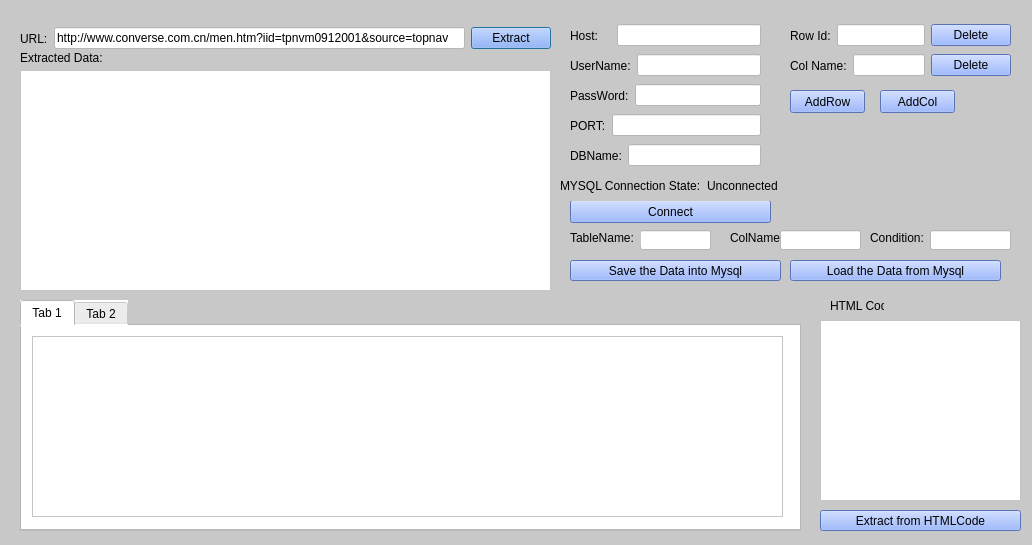
Before: the Qt Designer form MainWindow.ui in WebCatch/WebCatch-PythonVersion-, drawn with Qt 5.
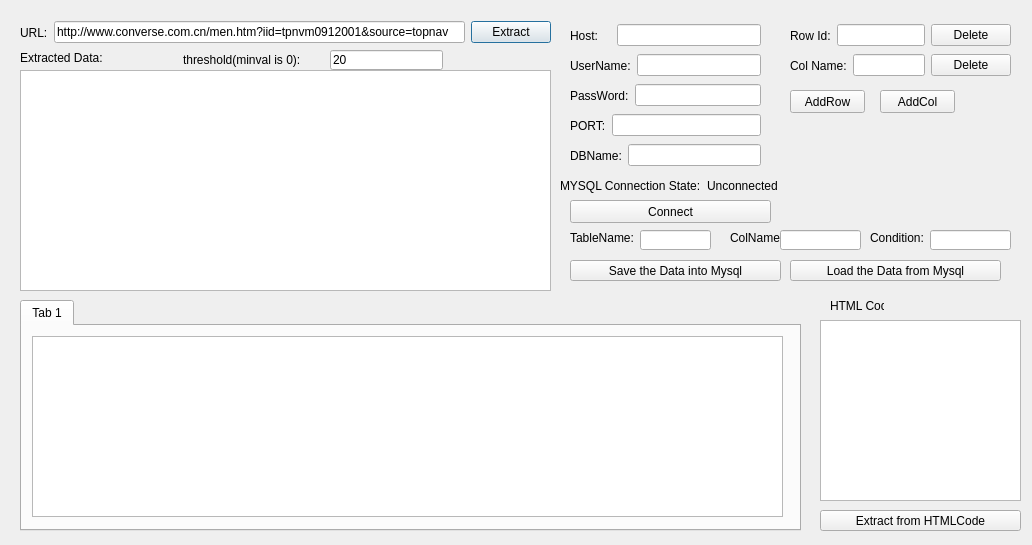
After: the same form once the commit is applied. Icons and pictures are not drawn.

What changed in the file:
```diff
--- a/MainWindow.ui
+++ b/MainWindow.ui
@@ -15,10 +15,7 @@
   </property>
   <property name="windowIcon">
    <iconset>
-    <normaloff>C:/Users/Gate/.designer/backup/_eric4project/ico.jpg</normaloff>C:/Users/Gate/.designer/backup/_eric4project/ico.jpg</iconset>
-  </property>
-  <property name="styleSheet">
-   <string notr="true">background-color: rgb(200,200, 200);</string>
+    <normaloff>_eric4project/ico.jpg</normaloff>_eric4project/ico.jpg</iconset>
   </property>
   <widget class="QWidget" name="horizontalLayoutWidget">
    <property name="geometry">
@@ -26,15 +23,12 @@
      <x>20</x>
      <y>20</y>
      <width>531</width>
-     <height>37</height>
+     <height>25</height>
     </rect>
    </property>
    <layout class="QHBoxLayout" name="horizontalLayout">
     <item>
      <widget class="QLabel" name="label">
-      <property name="styleSheet">
-       <string notr="true"/>
-      </property>
       <property name="text">
        <string>URL:</string>
       </property>
@@ -42,9 +36,6 @@
     </item>
     <item>
      <widget class="QLineEdit" name="leURL">
-      <property name="styleSheet">
-       <string notr="true">background-color: rgb(255, 255, 255);</string>
-      </property>
       <property name="text">
        <string>http://www.converse.com.cn/men.htm?iid=tpnvm0912001&amp;source=topnav</string>
       </property>
@@ -52,10 +43,6 @@
     </item>
     <item>
      <widget class="QPushButton" name="btnExct">
-      <property name="styleSheet">
-       <string notr="true">background-color: rgb(125, 160, 255);
-</string>
-      </property>
       <property name="text">
        <string>Extract</string>
       </property>
@@ -72,9 +59,6 @@
      <height>221</height>
     </rect>
    </property>
-   <property name="styleSheet">
-    <string notr="true">background-color: rgb(255, 255, 255);</string>
-   </property>
   </widget>
   <widget class="QWidget" name="horizontalLayoutWidget_3">
    <property name="geometry">
@@ -95,9 +79,6 @@
     </item>
     <item>
      <widget class="QLineEdit" name="lePort">
-      <property name="styleSheet">
-       <string notr="true">background-color: rgb(255, 255, 255);</string>
-      </property>
       <property name="text">
        <string/>
       </property>
@@ -124,9 +105,6 @@
     </item>
     <item>
      <widget class="QLineEdit" name="leUsername">
-      <property name="styleSheet">
-       <string notr="true">background-color: rgb(255, 255, 255);</string>
-      </property>
       <property name="text">
        <string/>
       </property>
@@ -153,9 +131,6 @@
     </item>
     <item>
      <widget class="QLineEdit" name="lePassword">
-      <property name="styleSheet">
-       <string notr="true">background-color: rgb(255, 255, 255);</string>
-      </property>
       <property name="text">
        <string/>
       </property>
@@ -182,9 +157,6 @@
     </item>
     <item>
      <widget class="QLineEdit" name="leDBName">
-      <property name="styleSheet">
-       <string notr="true">background-color: rgb(255, 255, 255);</string>
-      </property>
       <property name="text">
        <string/>
       </property>
@@ -218,9 +190,6 @@
     </item>
     <item>
      <widget class="QLineEdit" name="leHost">
-      <property name="styleSheet">
-       <string notr="true">background-color: rgb(255, 255, 255);</string>
-      </property>
       <property name="text">
        <string/>
       </property>
@@ -237,9 +206,6 @@
      <height>23</height>
     </rect>
    </property>
-   <property name="styleSheet">
-    <string notr="true">background-color: rgb(125, 160, 255)</string>
-   </property>
    <property name="text">
     <string>Connect</string>
    </property>
@@ -253,9 +219,6 @@
      <height>21</height>
     </rect>
    </property>
-   <property name="styleSheet">
-    <string notr="true">background-color: rgb(125, 160, 255);</string>
-   </property>
    <property name="text">
     <string>Save the Data into Mysql</string>
    </property>
@@ -272,9 +235,6 @@
    <layout class="QHBoxLayout" name="horizontalLayout_7">
     <item>
      <widget class="QLabel" name="label_8">
-      <property name="styleSheet">
-       <string notr="true"/>
-      </property>
       <property name="text">
        <string>MYSQL Connection State:</string>
       </property>
@@ -311,9 +271,6 @@
      <height>20</height>
     </rect>
    </property>
-   <property name="styleSheet">
-    <string notr="true">background-color: rgb(255, 255, 255);</string>
-   </property>
   </widget>
   <widget class="QLabel" name="label_11">
    <property name="geometry">
@@ -337,10 +294,6 @@
      <height>231</height>
     </rect>
    </property>
-   <property name="styleSheet">
-    <string notr="true">
-background-color: rgb(255, 255, 255);</string>
-   </property>
    <property name="currentIndex">
     <number>0</number>
    </property>
@@ -357,16 +310,8 @@
        <height>181</height>
       </rect>
      </property>
-     <property name="styleSheet">
-      <string notr="true">background-color: rgb(255, 255, 255);</string>
-     </property>
     </widget>
    </widget>
-   <widget class="QWidget" name="tab_2">
-    <attribute name="title">
-     <string>Tab 2</string>
-    </attribute>
-   </widget>
   </widget>
   <widget class="QWidget" name="horizontalLayoutWidget_8">
    <property name="geometry">
@@ -386,17 +331,10 @@
      </widget>
     </item>
     <item>
-     <widget class="QLineEdit" name="lineEdit">
-      <property name="styleSheet">
-       <string notr="true">background-color: rgb(255, 255, 255);</string>
-      </property>
-     </widget>
+     <widget class="QLineEdit" name="lineEdit"/>
     </item>
     <item>
      <widget class="QPushButton" name="pushButton">
-      <property name="styleSheet">
-       <string notr="true">background-color: rgb(125, 160, 255);</string>
-      </property>
       <property name="text">
        <string>Delete</string>
       </property>
@@ -422,17 +360,10 @@
      </widget>
     </item>
     <item>
-     <widget class="QLineEdit" name="lineEdit_2">
-      <property name="styleSheet">
-       <string notr="true">background-color: rgb(255, 255, 255);</string>
-      </property>
-     </widget>
+     <widget class="QLineEdit" name="lineEdit_2"/>
     </item>
     <item>
      <widget class="QPushButton" name="pushButton_4">
-      <property name="styleSheet">
-       <string notr="true">background-color: rgb(125, 160, 255);</string>
-      </property>
       <property name="text">
        <string>Delete</string>
       </property>
@@ -449,9 +380,6 @@
      <height>23</height>
     </rect>
    </property>
-   <property name="styleSheet">
-    <string notr="true">background-color: rgb(125, 160, 255);</string>
-   </property>
    <property name="text">
     <string>AddRow</string>
    </property>
@@ -465,9 +393,6 @@
      <height>23</height>
     </rect>
    </property>
-   <property name="styleSheet">
-    <string notr="true">background-color: rgb(125, 160, 255);</string>
-   </property>
    <property name="text">
     <string>AddCol</string>
    </property>
@@ -481,9 +406,6 @@
      <height>21</height>
     </rect>
    </property>
-   <property name="styleSheet">
-    <string notr="true">background-color:rgb(125, 160, 255)</string>
-   </property>
    <property name="text">
     <string>Load the Data from Mysql</string>
    </property>
@@ -510,9 +432,6 @@
      <height>20</height>
     </rect>
    </property>
-   <property name="styleSheet">
-    <string notr="true">background-color: rgb(255, 255, 255);</string>
-   </property>
   </widget>
   <widget class="QLabel" name="label_14">
    <property name="geometry">
@@ -536,9 +455,6 @@
      <height>20</height>
     </rect>
    </property>
-   <property name="styleSheet">
-    <string notr="true">background-color: rgb(255, 255, 255);</string>
-   </property>
   </widget>
   <widget class="QTextEdit" name="teHTMLCode">
    <property name="geometry">
@@ -549,9 +465,6 @@
      <height>181</height>
     </rect>
    </property>
-   <property name="styleSheet">
-    <string notr="true">background-color: rgb(255, 255, 255);</string>
-   </property>
   </widget>
   <widget class="QLabel" name="label_15">
    <property name="geometry">
@@ -575,13 +488,36 @@
      <height>21</height>
     </rect>
    </property>
-   <property name="styleSheet">
-    <string notr="true">background-color: rgb(125, 160, 255);</string>
-   </property>
    <property name="text">
     <string>Extract from HTMLCode</string>
    </property>
   </widget>
+  <widget class="QLineEdit" name="leThreshold">
+   <property name="geometry">
+    <rect>
+     <x>330</x>
+     <y>50</y>
+     <width>113</width>
+     <height>20</height>
+    </rect>
+   </property>
+   <property name="text">
+    <string>20</string>
+   </property>
+  </widget>
+  <widget class="QLabel" name="label_16">
+   <property name="geometry">
+    <rect>
+     <x>183</x>
+     <y>50</y>
+     <width>141</width>
+     <height>20</height>
+    </rect>
+   </property>
+   <property name="text">
+    <string>threshold(minval is 0):</string>
+   </property>
+  </widget>
  </widget>
  <resources>
   <include location="1.qrc"/>
```
Left out of the diff: 4 changed lines with no effect on the pictures.
